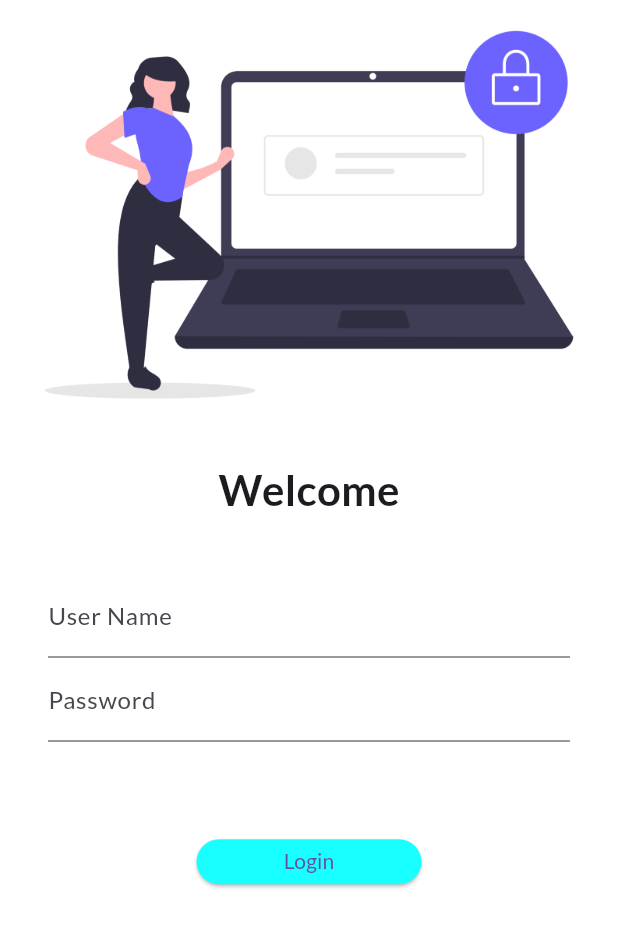
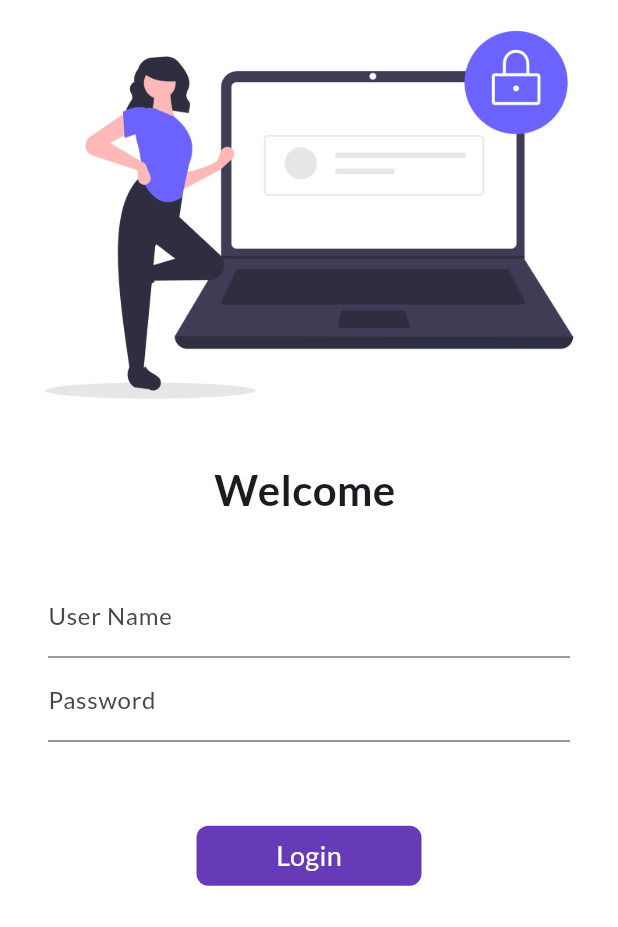
Before and after one commit to Mahajidalam/30DaysOfFlutter, a Flutter app: the screen it shows after launch, on a phone screen of 412 x 824 dp. Shown: the top 927 px of the screen. Run offline on Flutter 3.47's test engine with Material 3 defaults, Android fonts, the phone set to English and light mode, and no system bars; our stand-ins replace google_fonts.

Commit message:
day 6 completed.

```diff
--- a/lib/pages/login_page.dart
+++ b/lib/pages/login_page.dart
@@ -1,8 +1,16 @@
 import 'package:flutter/material.dart';
 import 'package:flutter_catalog/utils/routes.dart';
 
-class LoginPage extends StatelessWidget {
+class LoginPage extends StatefulWidget {
   const LoginPage({super.key});
+
+  @override
+  State<LoginPage> createState() => _LoginPageState();
+}
+
+class _LoginPageState extends State<LoginPage> {
+  String name = '';
+  bool changeButton = false;
 
   @override
   Widget build(BuildContext context) {
@@ -14,7 +22,7 @@ class LoginPage extends StatelessWidget {
             Image.asset("assets/images/login_image.png", fit: BoxFit.cover),
             SizedBox(height: 20),
             Text(
-              "Welcome",
+              "Welcome $name",
               style: TextStyle(fontSize: 28, fontWeight: FontWeight.bold),
             ),
             SizedBox(height: 20),
@@ -30,6 +38,10 @@ class LoginPage extends StatelessWidget {
                       hintText: "Enter User Name",
                       labelText: "User Name",
                     ),
+                    onChanged: (value) {
+                      name = value;
+                      setState(() {});
+                    },
                   ),
                   TextFormField(
                     obscureText: true,
@@ -42,13 +54,37 @@ class LoginPage extends StatelessWidget {
               ),
             ),
             SizedBox(height: 40),
-            ElevatedButton(
-              onPressed: () {
+            InkWell(
+              onTap: () async {
+                setState(() {
+                  changeButton = true;
+                });
+                await Future.delayed(Duration(seconds: 1));
                 Navigator.pushNamed(context, MyRoutes.HomeRoute);
               },
-              child: Text("Login"),
-              style: TextButton.styleFrom(minimumSize: Size(150, 30), backgroundColor: Colors.cyanAccent)
+              child: AnimatedContainer(
+                duration: Duration(seconds: 1),
+                height: 40,
+                width: changeButton ? 100 : 150,
+                alignment: Alignment.center,
+                decoration: BoxDecoration(
+                  color: Colors.deepPurple,
+                  borderRadius: BorderRadius.circular(changeButton ? 50 : 8),
+                  // shape: changeButton ? BoxShape.circle : BoxShape.rectangle
+                ),
+                child: changeButton ? Icon(Icons.done, color: Colors.white,) : Text(
+                  "Login",
+                  style: TextStyle(color: Colors.white, fontSize: 18),
+                ),
+              ),
             ),
+            // ElevatedButton(
+            //   onPressed: () {
+            //     Navigator.pushNamed(context, MyRoutes.HomeRoute);
+            //   },
+            //   child: Text("Login"),
+            //   style: TextButton.styleFrom(minimumSize: Size(150, 30), backgroundColor: Colors.cyanAccent)
+            // ),
           ],
         ),
       ),
```
